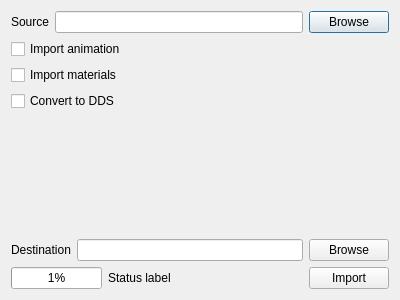
Before: the Qt Designer form src/studio/import_asset_dialog.ui in nem0/LumixEngine, drawn with Qt 5.
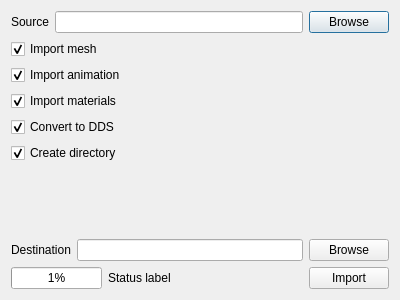
After: the same form once the commit is applied. Custom widgets are drawn as their Qt base class.

Commit message: import asset - nonembedded texture fixed; better usability

Patch:
```diff
--- a/src/studio/import_asset_dialog.ui
+++ b/src/studio/import_asset_dialog.ui
@@ -35,11 +35,24 @@
      </item>
     </layout>
    </item>
+   <item>
+    <widget class="QCheckBox" name="importMeshCheckbox">
+     <property name="text">
+      <string>Import mesh</string>
+     </property>
+     <property name="checked">
+      <bool>true</bool>
+     </property>
+    </widget>
+   </item>
    <item>
     <widget class="QCheckBox" name="importAnimationCheckbox">
      <property name="text">
       <string>Import animation</string>
      </property>
+     <property name="checked">
+      <bool>true</bool>
+     </property>
     </widget>
    </item>
    <item>
@@ -47,12 +60,28 @@
      <property name="text">
       <string>Import materials</string>
      </property>
+     <property name="checked">
+      <bool>true</bool>
+     </property>
     </widget>
    </item>
    <item>
     <widget class="QCheckBox" name="convertToDDSCheckbox">
      <property name="text">
       <string>Convert to DDS</string>
+     </property>
+     <property name="checked">
+      <bool>true</bool>
+     </property>
+    </widget>
+   </item>
+   <item>
+    <widget class="QCheckBox" name="createDirectoryCheckbox">
+     <property name="text">
+      <string>Create directory </string>
+     </property>
+     <property name="checked">
+      <bool>true</bool>
      </property>
     </widget>
    </item>
```
The commit also changes 2 other files.
